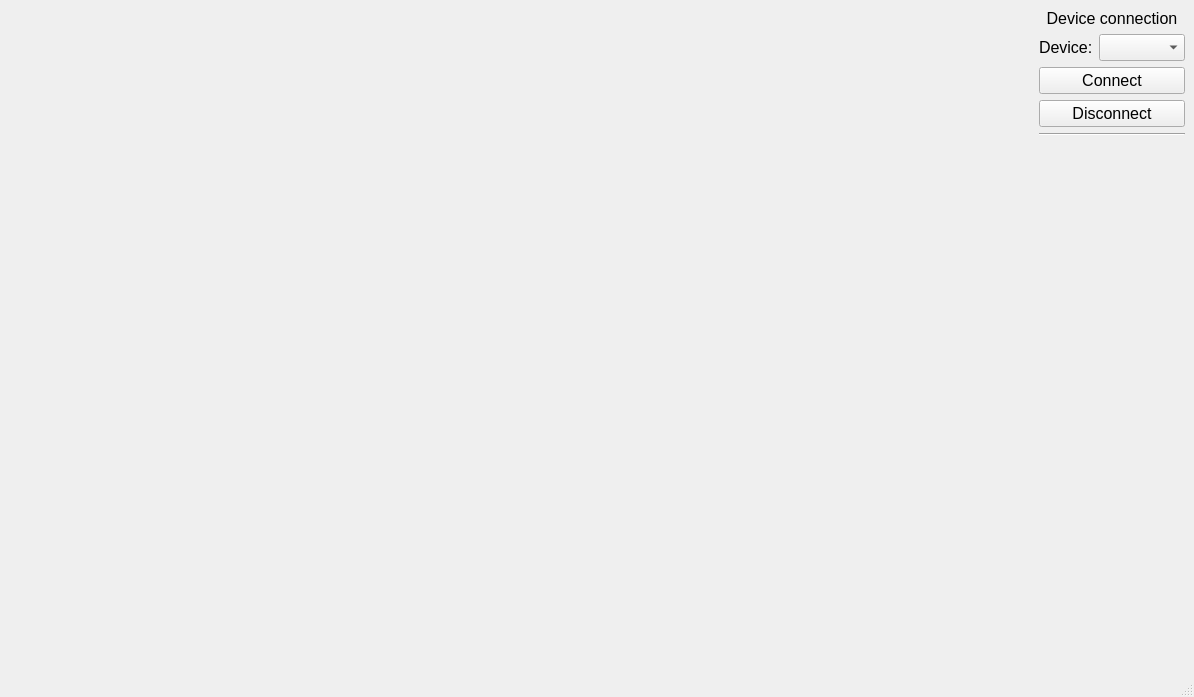
The window that resources/main_window.ui (mcsltd/mcs-inRat-monitor) describes before a commit, drawn with Qt 5.
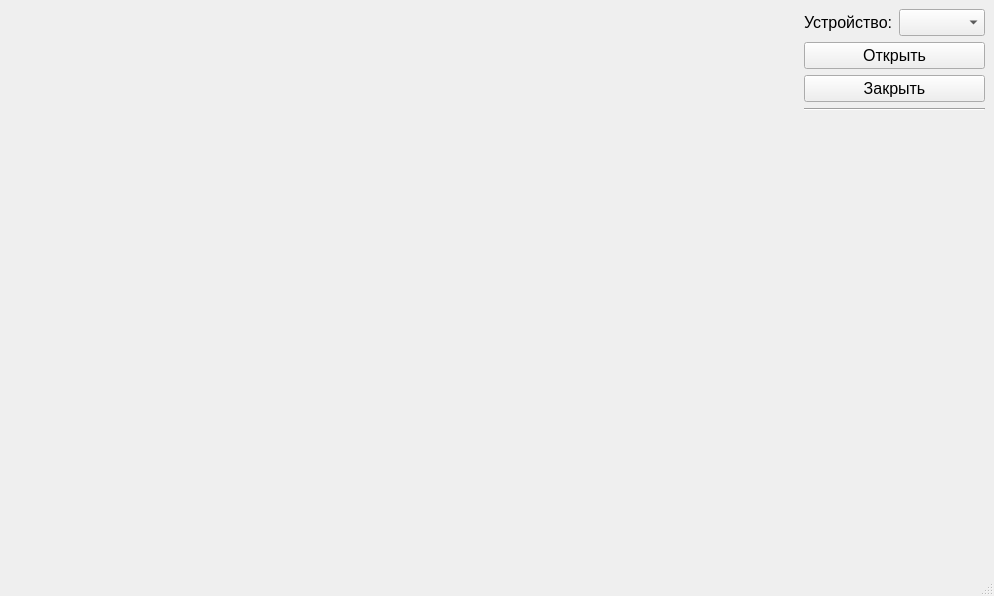
The same window after the commit. Icons and pictures are not drawn.

Commit message: ui: from eng to rus

```diff
--- a/resources/main_window.ui
+++ b/resources/main_window.ui
@@ -6,8 +6,8 @@
    <rect>
     <x>0</x>
     <y>0</y>
-    <width>1194</width>
-    <height>697</height>
+    <width>994</width>
+    <height>596</height>
    </rect>
   </property>
   <property name="windowTitle">
@@ -21,21 +21,6 @@
    <layout class="QGridLayout" name="gridLayout">
     <item row="0" column="1">
      <layout class="QVBoxLayout" name="verticalLayout">
-      <item>
-       <widget class="QLabel" name="label_4">
-        <property name="font">
-         <font>
-          <pointsize>12</pointsize>
-         </font>
-        </property>
-        <property name="text">
-         <string>Device connection</string>
-        </property>
-        <property name="alignment">
-         <set>Qt::AlignmentFlag::AlignCenter</set>
-        </property>
-       </widget>
-      </item>
       <item>
        <layout class="QHBoxLayout" name="horizontalLayout_3">
         <item>
@@ -46,7 +31,7 @@
            </font>
           </property>
           <property name="text">
-           <string>Device:</string>
+           <string>Устройство:</string>
           </property>
          </widget>
         </item>
@@ -69,7 +54,7 @@
          </font>
         </property>
         <property name="text">
-         <string>Connect</string>
+         <string>Открыть</string>
         </property>
        </widget>
       </item>
@@ -81,7 +66,7 @@
          </font>
         </property>
         <property name="text">
-         <string>Disconnect</string>
+         <string>Закрыть</string>
         </property>
        </widget>
       </item>
```
Left out of the diff: 7 changed lines with no effect on the pictures. The commit also changes 3 other files.
